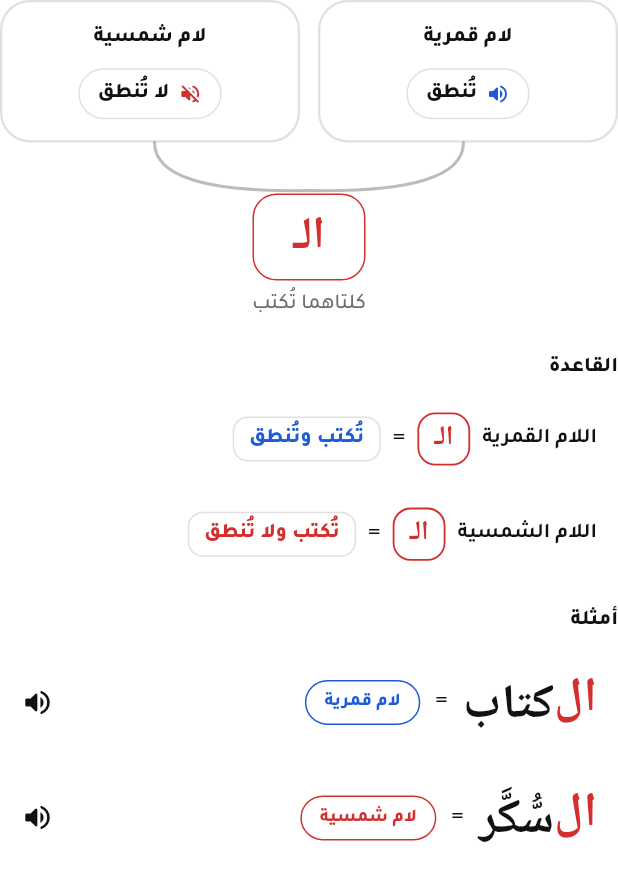
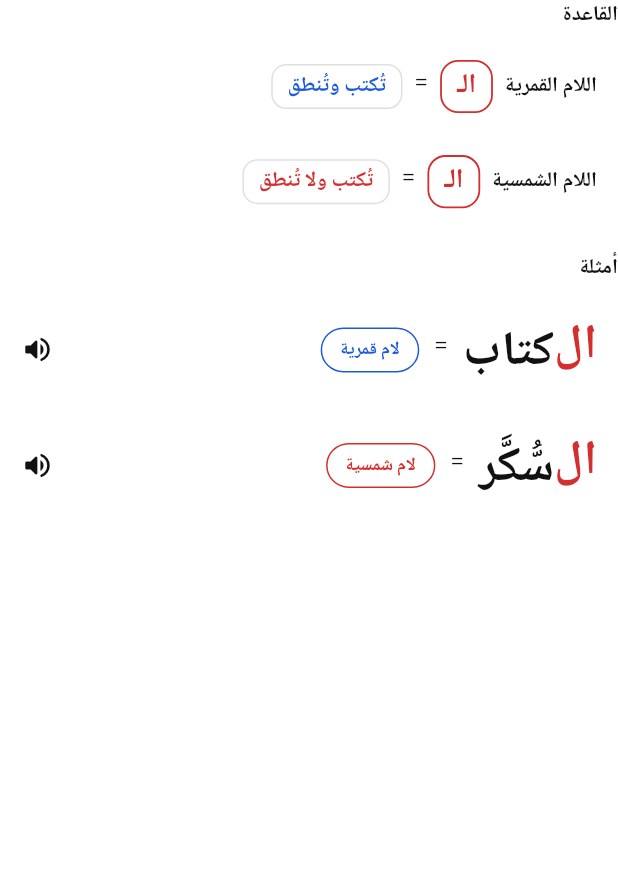
Before and after one commit to alansaria2026/imlaa-app, a Flutter app: the RuleContent widget shown alone on an empty page, opened directly, on a phone screen of 412 x 824 dp. Shown: the top 881 px of the screen. Run offline on Flutter 3.47's test engine with Material 3 defaults, Android fonts, the phone set to English and light mode, and no system bars; our stand-ins replace audioplayers, flutter_tts, shared_preferences; accounts and stored records are empty.

Commit message:
قاعدة اللام: إلغاء المخطط والاكتفاء بالقاعدة المكتوبة بخط النسخ
Co-Authored-By: Claude Opus 5.5 <noreply@anthropic.com>
Claude-Session: https://claude.ai/code/session_017FcoWLWMxkcR3bTuLV2wyu

```diff
--- a/lib/lesson/rule_content.dart
+++ b/lib/lesson/rule_content.dart
@@ -6,12 +6,22 @@ import '../theme.dart';
 import '../utils/arabic.dart';
 import '../widgets/common.dart';
 
-/// مخطط القاعدة وأمثلتها؛ يُعرض في الصفحة الأولى وفي نافذة «القاعدة».
+/// القاعدة مكتوبة بخط النسخ مع أمثلتها؛ تُعرض في الصفحة الأولى وفي نافذة «القاعدة».
 class RuleContent extends StatelessWidget {
   const RuleContent({super.key});
 
   @override
   Widget build(BuildContext context) {
+    final theme = Theme.of(context);
+    return Theme(
+      data: theme.copyWith(
+        textTheme: theme.textTheme.apply(fontFamily: 'NotoNaskhArabic'),
+      ),
+      child: Builder(builder: _content),
+    );
+  }
+
+  Widget _content(BuildContext context) {
     final t = Theme.of(context).textTheme;
     void say(String s) =>
         Speaker.instance.speak(s, rate: AppScope.read(context).speechRate);
@@ -19,8 +29,6 @@ class RuleContent extends StatelessWidget {
     return Column(
       crossAxisAlignment: CrossAxisAlignment.stretch,
       children: [
-        const _Diagram(),
-        const SizedBox(height: 22),
         Text(
           'القاعدة',
           style: t.titleSmall?.copyWith(
@@ -55,121 +63,6 @@ class RuleContent extends StatelessWidget {
       ],
     );
   }
-}
-
-class _Diagram extends StatelessWidget {
-  const _Diagram();
-
-  @override
-  Widget build(BuildContext context) {
-    return Column(
-      children: [
-        const Row(
-          children: [
-            Expanded(child: _Branch(type: LamType.moon)),
-            SizedBox(width: 12),
-            Expanded(child: _Branch(type: LamType.sun)),
-          ],
-        ),
-        SizedBox(
-          height: 34,
-          child: CustomPaint(
-            size: const Size(double.infinity, 34),
-            painter: _MergePainter(),
-          ),
-        ),
-        Container(
-          padding: const EdgeInsets.symmetric(horizontal: 26, vertical: 4),
-          decoration: BoxDecoration(
-            borderRadius: BorderRadius.circular(16),
-            border: Border.all(color: AppColors.al),
-          ),
-          child: Text('الـ', style: AppTheme.word(30, color: AppColors.al)),
-        ),
-        const SizedBox(height: 6),
-        Text(
-          'كلتاهما تُكتب',
-          style: Theme.of(
-            context,
-          ).textTheme.labelLarge?.copyWith(color: AppColors.muted),
-        ),
-      ],
-    );
-  }
-}
-
-class _Branch extends StatelessWidget {
-  const _Branch({required this.type});
-  final LamType type;
-
-  @override
-  Widget build(BuildContext context) {
-    final moon = type == LamType.moon;
-    final t = Theme.of(context).textTheme;
-    return Container(
-      padding: const EdgeInsets.all(14),
-      decoration: BoxDecoration(
-        borderRadius: BorderRadius.circular(20),
-        border: Border.all(color: AppColors.line, width: 1.5),
-      ),
-      child: Column(
-        children: [
-          Text(
-            type.label,
-            style: t.titleSmall?.copyWith(fontWeight: FontWeight.w800),
-          ),
-          const SizedBox(height: 10),
-          Container(
-            padding: const EdgeInsets.symmetric(horizontal: 12, vertical: 6),
-            decoration: BoxDecoration(
-              color: Colors.white,
-              borderRadius: BorderRadius.circular(30),
-              border: Border.all(color: AppColors.line),
-            ),
-            child: FittedBox(
-              fit: BoxFit.scaleDown,
-              child: Row(
-                mainAxisSize: MainAxisSize.min,
-                children: [
-                  Icon(
-                    moon ? Icons.volume_up_rounded : Icons.volume_off_rounded,
-                    size: 16,
-                    color: moon ? AppColors.moon : AppColors.sun,
-                  ),
-                  const SizedBox(width: 6),
-                  Text(
-                    moon ? 'تُنطق' : 'لا تُنطق',
-                    style: t.labelLarge?.copyWith(fontWeight: FontWeight.w800),
-                  ),
-                ],
-              ),
-            ),
-          ),
-        ],
-      ),
-    );
-  }
-}
-
-class _MergePainter extends CustomPainter {
-  @override
-  void paint(Canvas canvas, Size size) {
-    final p = Paint()
-      ..color = AppColors.muted.withValues(alpha: 0.45)
-      ..strokeWidth = 2
-      ..style = PaintingStyle.stroke
-      ..strokeCap = StrokeCap.round;
-    final mid = Offset(size.width / 2, size.height - 2);
-    final path = Path()
-      ..moveTo(size.width * 0.25, 0)
-      ..quadraticBezierTo(size.width * 0.25, size.height, mid.dx, mid.dy)
-      ..moveTo(size.width * 0.75, 0)
-      ..quadraticBezierTo(size.width * 0.75, size.height, mid.dx, mid.dy);
-    canvas.drawPath(path, p);
-  }
-
-  @override
-  bool shouldRepaint(covariant CustomPainter oldDelegate) => false;
 }
 
 class _RuleLine extends StatelessWidget {
```
Also changed, not shown: 2 other files.
